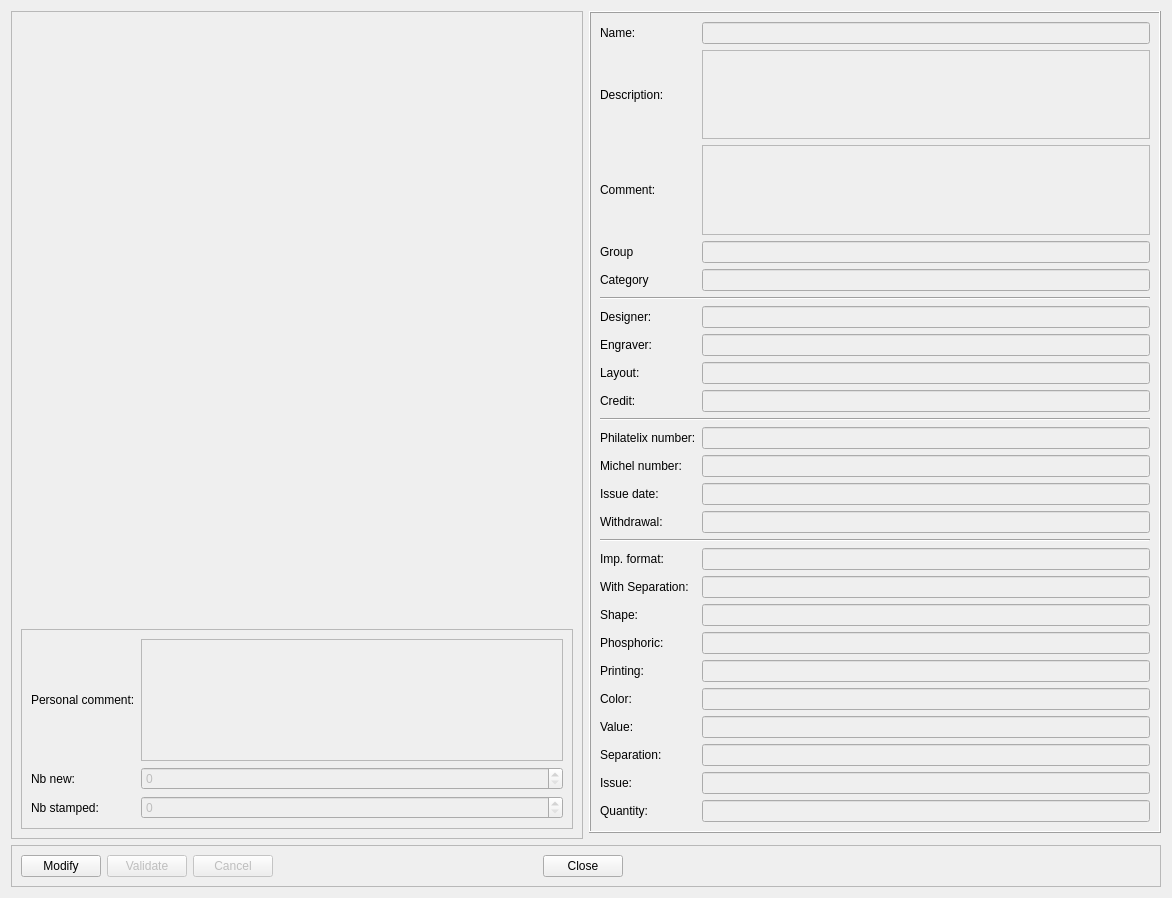
Qt form UI/widgets/collectionStampWidget.ui (chep/philatelie) before a commit.
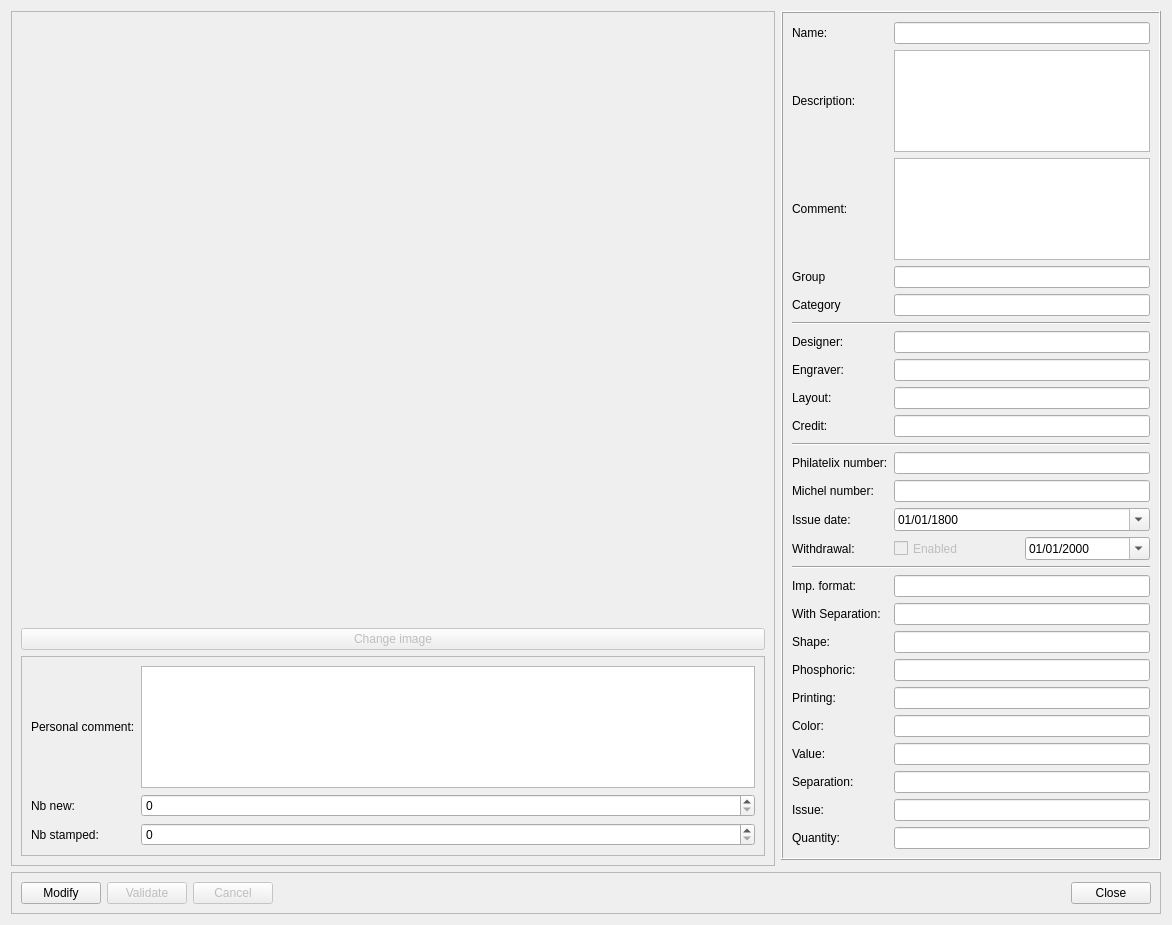
The same form after that commit. Icons and pictures are not drawn.

Patch:
```diff
--- a/UI/widgets/collectionStampWidget.ui
+++ b/UI/widgets/collectionStampWidget.ui
@@ -7,7 +7,7 @@
     <x>0</x>
     <y>0</y>
     <width>1172</width>
-    <height>898</height>
+    <height>925</height>
    </rect>
   </property>
   <property name="sizePolicy">
@@ -54,10 +54,20 @@
         </property>
        </widget>
       </item>
+      <item>
+       <widget class="QPushButton" name="pushButtonImage">
+        <property name="enabled">
+         <bool>false</bool>
+        </property>
+        <property name="text">
+         <string>Change image</string>
+        </property>
+       </widget>
+      </item>
       <item>
        <widget class="QFrame" name="frame_7">
         <property name="sizePolicy">
-         <sizepolicy hsizetype="Minimum" vsizetype="Minimum">
+         <sizepolicy hsizetype="Expanding" vsizetype="Minimum">
           <horstretch>0</horstretch>
           <verstretch>0</verstretch>
          </sizepolicy>
@@ -107,7 +117,7 @@
          <item row="0" column="1">
           <widget class="QTextEdit" name="textEditOwnerComment">
            <property name="enabled">
-            <bool>false</bool>
+            <bool>true</bool>
            </property>
            <property name="sizePolicy">
             <sizepolicy hsizetype="Expanding" vsizetype="Expanding">
@@ -120,7 +130,7 @@
          <item row="2" column="1">
           <widget class="QSpinBox" name="spinBoxNbStamped">
            <property name="enabled">
-            <bool>false</bool>
+            <bool>true</bool>
            </property>
            <property name="maximum">
             <number>9999999</number>
@@ -130,7 +140,7 @@
          <item row="1" column="1">
           <widget class="QSpinBox" name="spinBoxNbNew">
            <property name="enabled">
-            <bool>false</bool>
+            <bool>true</bool>
            </property>
            <property name="maximum">
             <number>999999999</number>
@@ -214,32 +224,6 @@
           </property>
          </widget>
         </item>
-        <item>
-         <spacer name="horizontalSpacer_3">
-          <property name="orientation">
-           <enum>Qt::Horizontal</enum>
-          </property>
-          <property name="sizeHint" stdset="0">
-           <size>
-            <width>40</width>
-            <height>20</height>
-           </size>
-          </property>
-         </spacer>
-        </item>
-        <item>
-         <spacer name="horizontalSpacer_2">
-          <property name="orientation">
-           <enum>Qt::Horizontal</enum>
-          </property>
-          <property name="sizeHint" stdset="0">
-           <size>
-            <width>40</width>
-            <height>20</height>
-           </size>
-          </property>
-         </spacer>
-        </item>
        </layout>
       </item>
      </layout>
@@ -247,6 +231,12 @@
    </item>
    <item row="0" column="1">
     <widget class="QFrame" name="frame">
+     <property name="sizePolicy">
+      <sizepolicy hsizetype="Minimum" vsizetype="Preferred">
+       <horstretch>0</horstretch>
+       <verstretch>0</verstretch>
+      </sizepolicy>
+     </property>
      <property name="frameShape">
       <enum>QFrame::Box</enum>
      </property>
@@ -259,7 +249,13 @@
         <item row="4" column="1">
          <widget class="QLineEdit" name="lineEditCategory">
           <property name="enabled">
-           <bool>false</bool>
+           <bool>true</bool>
+          </property>
+          <property name="sizePolicy">
+           <sizepolicy hsizetype="Minimum" vsizetype="Fixed">
+            <horstretch>0</horstretch>
+            <verstretch>0</verstretch>
+           </sizepolicy>
           </property>
          </widget>
         </item>
@@ -282,7 +278,13 @@
         <item row="2" column="1">
          <widget class="QTextEdit" name="textEditComment">
           <property name="enabled">
-           <bool>false</bool>
+           <bool>true</bool>
+          </property>
+          <property name="sizePolicy">
+           <sizepolicy hsizetype="Minimum" vsizetype="Expanding">
+            <horstretch>0</horstretch>
+            <verstretch>0</verstretch>
+           </sizepolicy>
           </property>
          </widget>
         </item>
@@ -302,7 +304,13 @@
         <item row="11" column="1">
          <widget class="QLineEdit" name="lineEditPhilatelix">
           <property name="enabled">
-           <bool>false</bool>
+           <bool>true</bool>
+          </property>
+          <property name="sizePolicy">
+           <sizepolicy hsizetype="Minimum" vsizetype="Fixed">
+            <horstretch>0</horstretch>
+            <verstretch>0</verstretch>
+           </sizepolicy>
           </property>
          </widget>
         </item>
@@ -357,28 +365,52 @@
         <item row="20" column="1">
          <widget class="QLineEdit" name="lineEditPrinting">
           <property name="enabled">
-           <bool>false</bool>
+           <bool>true</bool>
+          </property>
+          <property name="sizePolicy">
+           <sizepolicy hsizetype="Minimum" vsizetype="Fixed">
+            <horstretch>0</horstretch>
+            <verstretch>0</verstretch>
+           </sizepolicy>
           </property>
          </widget>
         </item>
         <item row="0" column="1">
          <widget class="QLineEdit" name="lineEditName">
           <property name="enabled">
-           <bool>false</bool>
+           <bool>true</bool>
+          </property>
+          <property name="sizePolicy">
+           <sizepolicy hsizetype="Minimum" vsizetype="Fixed">
+            <horstretch>0</horstretch>
+            <verstretch>0</verstretch>
+           </sizepolicy>
           </property>
          </widget>
         </item>
         <item row="12" column="1">
          <widget class="QLineEdit" name="lineEditMichel">
           <property name="enabled">
-           <bool>false</bool>
+           <bool>true</bool>
+          </property>
+          <property name="sizePolicy">
+           <sizepolicy hsizetype="Minimum" vsizetype="Fixed">
+            <horstretch>0</horstretch>
+            <verstretch>0</verstretch>
+           </sizepolicy>
           </property>
          </widget>
         </item>
         <item row="19" column="1">
          <widget class="QLineEdit" name="lineEditPhosphoric">
           <property name="enabled">
-           <bool>false</bool>
+           <bool>true</bool>
+          </property>
+          <property name="sizePolicy">
+           <sizepolicy hsizetype="Minimum" vsizetype="Fixed">
+            <horstretch>0</horstretch>
+            <verstretch>0</verstretch>
+           </sizepolicy>
           </property>
          </widget>
         </item>
@@ -401,7 +433,13 @@
         <item row="22" column="1">
          <widget class="QLineEdit" name="lineEditValue">
           <property name="enabled">
-           <bool>false</bool>
+           <bool>true</bool>
+          </property>
+          <property name="sizePolicy">
+           <sizepolicy hsizetype="Minimum" vsizetype="Fixed">
+            <horstretch>0</horstretch>
+            <verstretch>0</verstretch>
+           </sizepolicy>
           </property>
          </widget>
         </item>
@@ -424,7 +462,13 @@
         <item row="3" column="1">
          <widget class="QLineEdit" name="lineEditGroup">
           <property name="enabled">
-           <bool>false</bool>
+           <bool>true</bool>
+          </property>
+          <property name="sizePolicy">
+           <sizepolicy hsizetype="Minimum" vsizetype="Fixed">
+            <horstretch>0</horstretch>
+            <verstretch>0</verstretch>
+           </sizepolicy>
           </property>
          </widget>
         </item>
@@ -463,14 +507,26 @@
         <item row="18" column="1">
          <widget class="QLineEdit" name="lineEditShape">
           <property name="enabled">
-           <bool>false</bool>
+           <bool>true</bool>
+          </property>
+          <property name="sizePolicy">
+           <sizepolicy hsizetype="Minimum" vsizetype="Fixed">
+            <horstretch>0</horstretch>
+            <verstretch>0</verstretch>
+           </sizepolicy>
           </property>
          </widget>
         </item>
         <item row="17" column="1">
          <widget class="QLineEdit" name="lineEditSeparationSize">
           <property name="enabled">
-           <bool>false</bool>
+           <bool>true</bool>
+          </property>
+          <property name="sizePolicy">
+           <sizepolicy hsizetype="Minimum" vsizetype="Fixed">
+            <horstretch>0</horstretch>
+            <verstretch>0</verstretch>
+           </sizepolicy>
           </property>
          </widget>
         </item>
@@ -497,13 +553,6 @@
           </property>
          </widget>
         </item>
-        <item row="14" column="1">
-         <widget class="QLineEdit" name="lineEditWithdrawalDate">
-          <property name="enabled">
-           <bool>false</bool>
-          </property>
-         </widget>
-        </item>
         <item row="13" column="0">
          <widget class="QLabel" name="label_9">
           <property name="sizePolicy">
@@ -520,17 +569,16 @@
           </property>
          </widget>
         </item>
-        <item row="13" column="1">
-         <widget class="QLineEdit" name="lineEditIssueDate">
-          <property name="enabled">
-           <bool>false</bool>
-          </property>
-         </widget>
-        </item>
         <item row="9" column="1">
          <widget class="QLineEdit" name="lineEditCredit">
           <property name="enabled">
-           <bool>false</bool>
+           <bool>true</bool>
+          </property>
+          <property name="sizePolicy">
+           <sizepolicy hsizetype="Minimum" vsizetype="Fixed">
+            <horstretch>0</horstretch>
+            <verstretch>0</verstretch>
+           </sizepolicy>
           </property>
          </widget>
         </item>
@@ -553,7 +601,13 @@
         <item row="8" column="1">
          <widget class="QLineEdit" name="lineEditLayout">
           <property name="enabled">
-           <bool>false</bool>
+           <bool>true</bool>
+          </property>
+          <property name="sizePolicy">
+           <sizepolicy hsizetype="Minimum" vsizetype="Fixed">
+            <horstretch>0</horstretch>
+            <verstretch>0</verstretch>
+           </sizepolicy>
           </property>
          </widget>
         </item>
@@ -573,7 +627,13 @@
         <item row="6" column="1">
          <widget class="QLineEdit" name="lineEditDesigner">
           <property name="enabled">
-           <bool>false</bool>
+           <bool>true</bool>
+          </property>
+          <property name="sizePolicy">
+           <sizepolicy hsizetype="Minimum" vsizetype="Fixed">
+            <horstretch>0</horstretch>
+            <verstretch>0</verstretch>
+           </sizepolicy>
           </property>
          </widget>
         </item>
@@ -612,7 +672,13 @@
         <item row="1" column="1">
          <widget class="QTextEdit" name="textEditDescription">
           <property name="enabled">
-           <bool>false</bool>
+           <bool>true</bool>
+          </property>
+          <property name="sizePolicy">
+           <sizepolicy hsizetype="Minimum" vsizetype="Expanding">
+            <horstretch>0</horstretch>
+            <verstretch>0</verstretch>
+           </sizepolicy>
           </property>
          </widget>
         </item>
@@ -715,7 +781,13 @@
         <item row="23" column="1">
          <widget class="QLineEdit" name="lineEditSeparation">
           <property name="enabled">
-           <bool>false</bool>
+           <bool>true</bool>
+          </property>
+          <property name="sizePolicy">
+           <sizepolicy hsizetype="Minimum" vsizetype="Fixed">
+            <horstretch>0</horstretch>
+            <verstretch>0</verstretch>
+           </sizepolicy>
           </property>
          </widget>
         </item>
@@ -761,35 +833,65 @@
         <item row="7" column="1">
          <widget class="QLineEdit" name="lineEditEngraver">
           <property name="enabled">
-           <bool>false</bool>
+           <bool>true</bool>
+          </property>
+          <property name="sizePolicy">
+           <sizepolicy hsizetype="Minimum" vsizetype="Fixed">
+            <horstretch>0</horstretch>
+            <verstretch>0</verstretch>
+           </sizepolicy>
           </property>
          </widget>
         </item>
         <item row="16" column="1">
          <widget class="QLineEdit" name="lineEditImpFormat">
           <property name="enabled">
-           <bool>false</bool>
+           <bool>true</bool>
+          </property>
+          <property name="sizePolicy">
+           <sizepolicy hsizetype="Minimum" vsizetype="Fixed">
+            <horstretch>0</horstretch>
+            <verstretch>0</verstretch>
+           </sizepolicy>
           </property>
          </widget>
         </item>
         <item row="25" column="1">
          <widget class="QLineEdit" name="lineEditQuantity">
           <property name="enabled">
-           <bool>false</bool>
+           <bool>true</bool>
+          </property>
+          <property name="sizePolicy">
+           <sizepolicy hsizetype="Minimum" vsizetype="Fixed">
+            <horstretch>0</horstretch>
+            <verstretch>0</verstretch>
+           </sizepolicy>
           </property>
          </widget>
         </item>
         <item row="21" column="1">
          <widget class="QLineEdit" name="lineEditColor">
           <property name="enabled">
-           <bool>false</bool>
+           <bool>true</bool>
+          </property>
+          <property name="sizePolicy">
+           <sizepolicy hsizetype="Minimum" vsizetype="Fixed">
+            <horstretch>0</horstretch>
+            <verstretch>0</verstretch>
+           </sizepolicy>
           </property>
          </widget>
         </item>
         <item row="24" column="1">
          <widget class="QLineEdit" name="lineEditIssue">
           <property name="enabled">
-           <bool>false</bool>
+           <bool>true</bool>
+          </property>
+          <property name="sizePolicy">
+           <sizepolicy hsizetype="Minimum" vsizetype="Fixed">
+            <horstretch>0</horstretch>
+            <verstretch>0</verstretch>
+           </sizepolicy>
           </property>
          </widget>
         </item>
@@ -800,6 +902,78 @@
           </property>
          </widget>
         </item>
+        <item row="13" column="1">
+         <widget class="QDateEdit" name="dateEditIssue">
+          <property name="enabled">
+           <bool>true</bool>
+          </property>
+          <property name="sizePolicy">
+           <sizepolicy hsizetype="Minimum" vsizetype="Fixed">
+            <horstretch>0</horstretch>
+            <verstretch>0</verstretch>
+           </sizepolicy>
+          </property>
+          <property name="date">
+           <date>
+            <year>1800</year>
+            <month>1</month>
+            <day>1</day>
+           </date>
+          </property>
+          <property name="displayFormat">
+           <string notr="true">dd/MM/yyyy</string>
+          </property>
+          <property name="calendarPopup">
+           <bool>true</bool>
+          </property>
+         </widget>
+        </item>
+        <item row="14" column="1">
+         <layout class="QHBoxLayout" name="horizontalLayout_2">
+          <item>
+           <widget class="QCheckBox" name="checkBoxWithdrawal">
+            <property name="enabled">
+             <bool>false</bool>
+            </property>
+            <property name="sizePolicy">
+             <sizepolicy hsizetype="Minimum" vsizetype="Minimum">
+              <horstretch>0</horstretch>
+              <verstretch>0</verstretch>
+             </sizepolicy>
+            </property>
+            <property name="text">
+             <string>Enabled</string>
+            </property>
+           </widget>
+          </item>
+          <item>
+           <widget class="QDateEdit" name="dateEditWithdrawal">
+            <property name="enabled">
+             <bool>true</bool>
+            </property>
+            <property name="sizePolicy">
+             <sizepolicy hsizetype="Minimum" vsizetype="Fixed">
+              <horstretch>0</horstretch>
+              <verstretch>0</verstretch>
+             </sizepolicy>
+            </property>
+            <property name="date">
+             <date>
+              <year>2000</year>
+              <month>1</month>
+              <day>1</day>
+             </date>
+            </property>
+            <property name="displayFormat">
+             <string>dd/MM/yyyy</string>
+            </property>
+            <property name="calendarPopup">
+             <bool>true</bool>
+            </property>
+           </widget>
+          </item>
+         </layout>
+        </item>
        </layout>
       </item>
      </layout>
```
Left out of the diff: 9 changed lines with no effect on the pictures.
